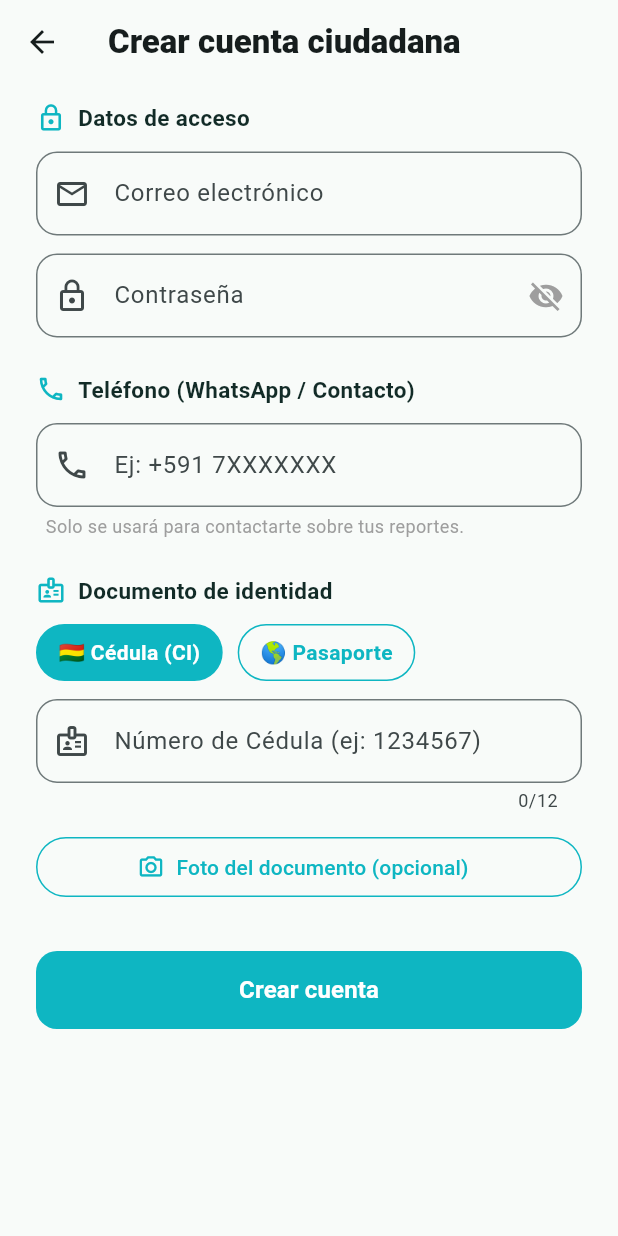
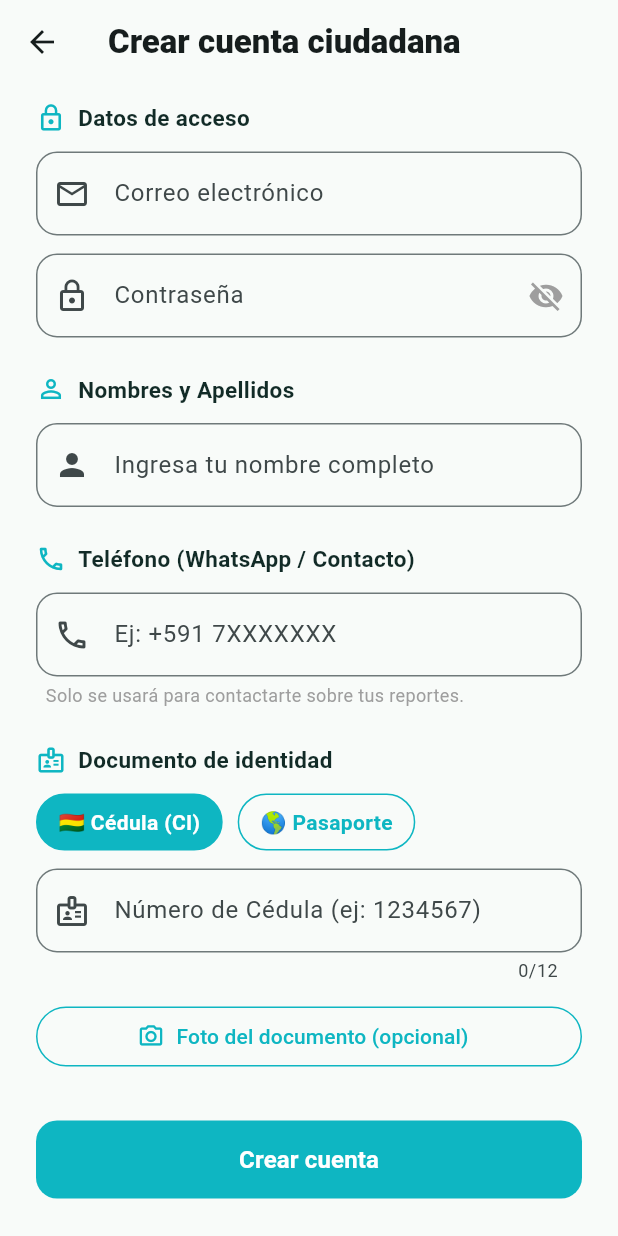
Before and after one commit to Marce0c0/Radar-Kochala, a Flutter app: the RegisterView screen opened directly, on a phone screen of 412 x 824 dp. Run offline on Flutter 3.47's test engine with Material 3 defaults, Android fonts, the phone set to English and light mode, and no system bars; our stand-ins replace connectivity_plus, flutter_dotenv, flutter_map, geolocator, google_generative_ai, image_picker and 5 more; missing offline and left inert: flutter_map_marker_cluster; accounts and stored records are empty.

Commit message:
fix: display full name field in register UI

```diff
--- a/lib/views/auth/register_view.dart
+++ b/lib/views/auth/register_view.dart
@@ -195,6 +195,16 @@ class _RegisterViewState extends State<RegisterView> {
               ),
               const SizedBox(height: 24),
 
+              // --- Sección: Nombre completo ---
+              _SectionTitle(icon: Icons.person_outline, label: 'Nombres y Apellidos'),
+              const SizedBox(height: 12),
+              TextField(
+                controller: _nameCtrl,
+                keyboardType: TextInputType.name,
+                decoration: _inputDeco('Ingresa tu nombre completo', Icons.person),
+              ),
+              const SizedBox(height: 24),
+
               // --- Sección: Contacto ---
               _SectionTitle(icon: Icons.phone_outlined, label: 'Teléfono (WhatsApp / Contacto)'),
               const SizedBox(height: 12),
```
